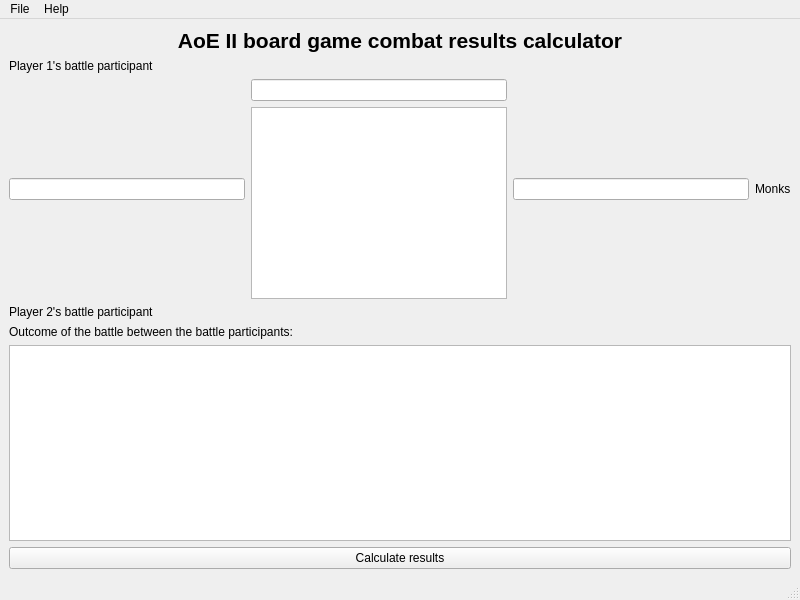
The window that AoE2_Calculator-master/mainwindow.ui (ProjectsKoryHasWorkedOn/2023-2024_AoE_II_Board_Game_Combat_Results_Calculator_Reworked) describes before a commit, drawn with Qt 5.
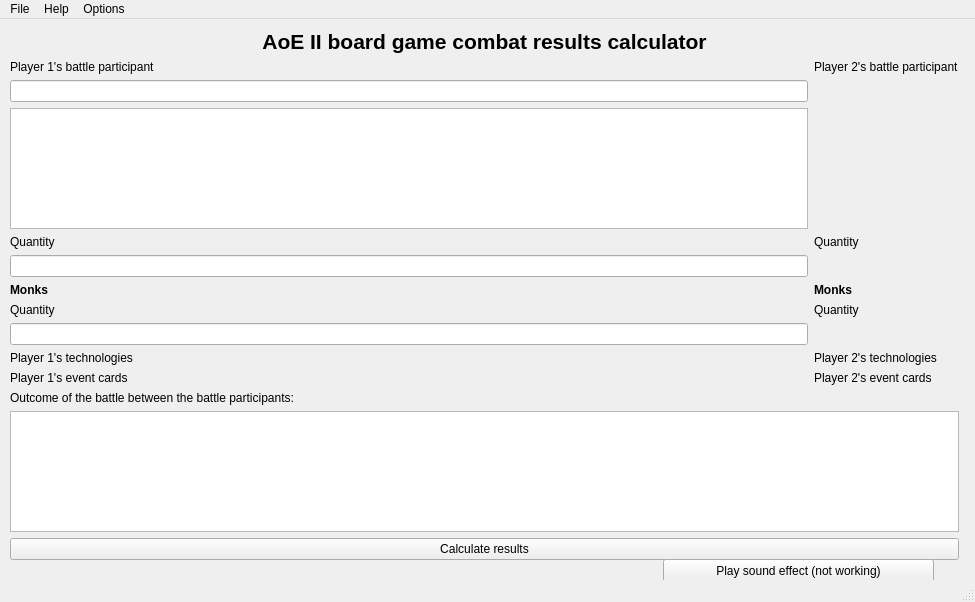
The same window after the commit.

What changed in the file:
```diff
--- a/AoE2_Calculator-master/mainwindow.ui
+++ b/AoE2_Calculator-master/mainwindow.ui
@@ -6,18 +6,27 @@
    <rect>
     <x>0</x>
     <y>0</y>
-    <width>800</width>
-    <height>600</height>
+    <width>975</width>
+    <height>602</height>
    </rect>
   </property>
   <property name="windowTitle">
    <string>Combat results calculator</string>
   </property>
   <widget class="QWidget" name="centralwidget">
+   <widget class="QWidget" name="horizontalLayoutWidget">
+    <property name="geometry">
+     <rect>
+      <x>10</x>
+      <y>10</y>
+      <width>949</width>
+      <height>531</height>
+     </rect>
+    </property>
+    <layout class="QHBoxLayout" name="horizontalLayout">
+     <item>
    <layout class="QVBoxLayout" name="verticalLayout_2">
     <item>
-     <layout class="QVBoxLayout" name="verticalLayout">
-      <item>
        <widget class="QLabel" name="programTitleLabel">
         <property name="font">
          <font>
@@ -34,40 +43,120 @@
        </widget>
       </item>
       <item>
+        <layout class="QGridLayout" name="gridLayout_2">
+         <item row="4" column="0">
+          <widget class="QLineEdit" name="player1MonkQuantity">
+           <property name="placeholderText">
+            <string/>
+           </property>
+          </widget>
+         </item>
+         <item row="3" column="1">
+          <widget class="QLabel" name="label_3">
+           <property name="text">
+            <string>Quantity</string>
+           </property>
+          </widget>
+         </item>
+         <item row="0" column="1">
+          <widget class="QLabel" name="player2UnitsLabel">
+           <property name="text">
+            <string>Player 2's battle participant</string>
+           </property>
+          </widget>
+         </item>
+         <item row="5" column="0">
+          <widget class="QLabel" name="label_4">
+           <property name="font">
+            <font>
+             <bold>true</bold>
+            </font>
+           </property>
+           <property name="text">
+            <string>Monks</string>
+           </property>
+          </widget>
+         </item>
+         <item row="6" column="1">
+          <widget class="QLabel" name="label_6">
+           <property name="text">
+            <string>Quantity</string>
+           </property>
+          </widget>
+         </item>
+         <item row="8" column="1">
+          <widget class="QLabel" name="player1UnitsLabel_5">
+           <property name="text">
+            <string>Player 2's technologies</string>
+           </property>
+          </widget>
+         </item>
+         <item row="0" column="0">
        <widget class="QLabel" name="player1UnitsLabel">
         <property name="text">
          <string>Player 1's battle participant</string>
         </property>
        </widget>
       </item>
-      <item>
-       <layout class="QHBoxLayout" name="horizontalLayout">
-        <item>
+         <item row="3" column="0">
+          <widget class="QLabel" name="label">
+           <property name="text">
+            <string>Quantity</string>
+           </property>
+          </widget>
+         </item>
+         <item row="8" column="0">
+          <widget class="QLabel" name="player1UnitsLabel_4">
+           <property name="text">
+            <string>Player 1's technologies</string>
+           </property>
+          </widget>
+         </item>
+         <item row="7" column="0">
          <widget class="QLineEdit" name="player1EntityQuantity">
           <property name="placeholderText">
            <string/>
           </property>
          </widget>
         </item>
-        <item>
-         <layout class="QVBoxLayout" name="verticalLayout_3">
-          <item>
+         <item row="6" column="0">
+          <widget class="QLabel" name="label_2">
+           <property name="text">
+            <string>Quantity</string>
+           </property>
+          </widget>
+         </item>
+         <item row="2" column="0">
+          <widget class="QListWidget" name="player1EntityNames">
+           <property name="enabled">
+            <bool>true</bool>
+           </property>
+          </widget>
+         </item>
+         <item row="1" column="0">
            <widget class="QLineEdit" name="player1EntityNamesFilter"/>
           </item>
-          <item>
-           <widget class="QListWidget" name="player1EntityNames"/>
-          </item>
-         </layout>
-        </item>
-        <item>
-         <widget class="QLineEdit" name="player1MonkQuantity">
-          <property name="placeholderText">
-           <string/>
+         <item row="9" column="1">
+          <widget class="QLabel" name="player1UnitsLabel_3">
+           <property name="text">
+            <string>Player 2's event cards</string>
+           </property>
+          </widget>
+         </item>
+         <item row="9" column="0">
+          <widget class="QLabel" name="player1UnitsLabel_2">
+           <property name="text">
+            <string>Player 1's event cards</string>
           </property>
          </widget>
         </item>
-        <item>
-         <widget class="QLabel" name="label_4">
+         <item row="5" column="1">
+          <widget class="QLabel" name="label_5">
+           <property name="font">
+            <font>
+             <bold>true</bold>
+            </font>
+           </property>
           <property name="text">
            <string>Monks</string>
           </property>
@@ -76,15 +165,7 @@
        </layout>
       </item>
       <item>
-       <widget class="QLabel" name="player2UnitsLabel">
-        <property name="text">
-         <string>Player 2's battle participant</string>
-        </property>
-       </widget>
-      </item>
-      <item>
-       <layout class="QGridLayout" name="gridLayout"/>
-      </item>
+        <layout class="QVBoxLayout" name="verticalLayout">
       <item>
        <widget class="QLabel" name="gameOutputLabel">
         <property name="text">
@@ -109,14 +190,30 @@
      </layout>
     </item>
    </layout>
+     </item>
+    </layout>
+   </widget>
+   <widget class="QPushButton" name="playSound">
+    <property name="geometry">
+     <rect>
+      <x>663</x>
+      <y>540</y>
+      <width>271</width>
+      <height>24</height>
+     </rect>
+    </property>
+    <property name="text">
+     <string>Play sound effect (not working)</string>
+    </property>
+   </widget>
   </widget>
   <widget class="QMenuBar" name="menubar">
    <property name="geometry">
     <rect>
      <x>0</x>
      <y>0</y>
-     <width>800</width>
-     <height>26</height>
+     <width>975</width>
+     <height>21</height>
     </rect>
    </property>
    <widget class="QMenu" name="menuFile">
@@ -139,8 +236,15 @@
     <addaction name="actionAbout"/>
     <addaction name="menuDocumentation"/>
    </widget>
+   <widget class="QMenu" name="menuOptions">
+    <property name="title">
+     <string>Options</string>
+    </property>
+    <addaction name="actionEnable_Disable_SFX"/>
+   </widget>
    <addaction name="menuFile"/>
    <addaction name="menuHelp"/>
+   <addaction name="menuOptions"/>
   </widget>
   <widget class="QStatusBar" name="statusbar"/>
   <action name="closeProgram">
```
Left out of the diff: 5 changed lines with no effect on the pictures. Lines whose indentation alone changed are shown as unchanged.
